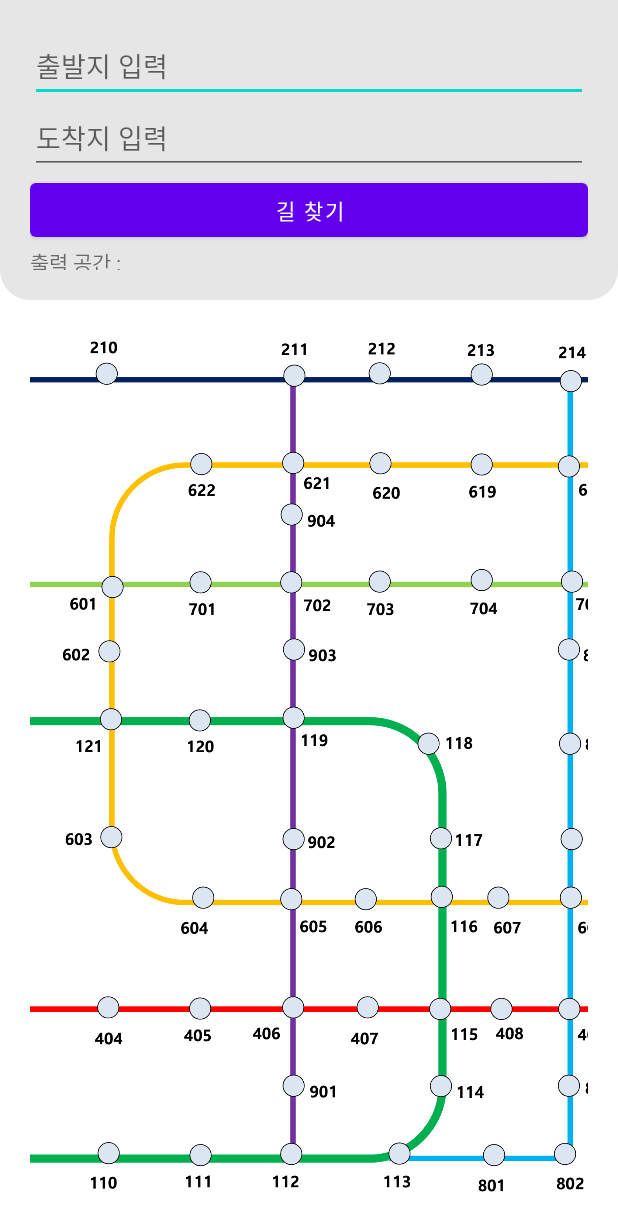
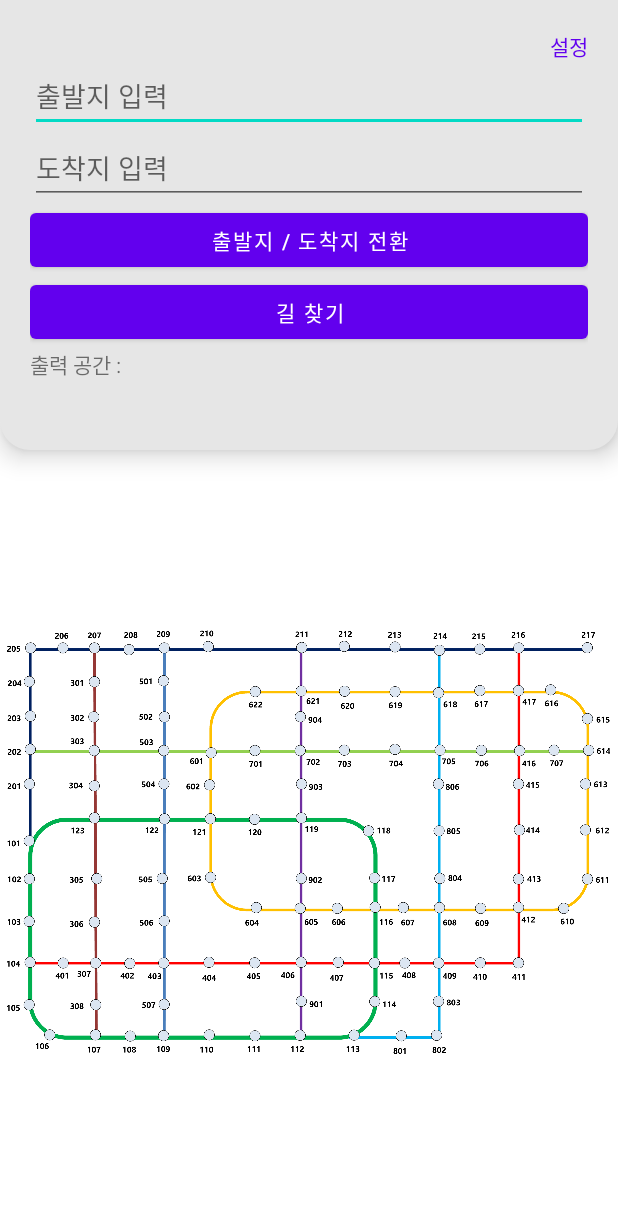
Before and after one commit to henryseo1000/teamproject_1, an Android app: the screen it shows after launch (MainActivity), on a phone screen of 412 x 824 dp. Shown: the top 1231 px of the screen. Run offline under Robolectric (Android 15) with nearby library versions, the phone set to English and light mode, and no system bars; pictures from the network do not load.

Commit message:
이미지 터치 구현, 출발 도착 스왑, 설정

```diff
--- a/frontend/app/src/main/AndroidManifest.xml
+++ b/frontend/app/src/main/AndroidManifest.xml
@@ -40,7 +40,8 @@
         </activity>
         <activity
             android:name=".activity.FindPathActivity"
-            android:exported="false" />
+            android:exported="false"
+            android:theme="@style/Theme.MJUSubwayStation_FE.NoActionBar"/>
     </application>
 
 </manifest>
--- a/frontend/app/src/main/java/com/example/mjusubwaystation_fe/activity/MainActivity.java
+++ b/frontend/app/src/main/java/com/example/mjusubwaystation_fe/activity/MainActivity.java
@@ -17,14 +17,13 @@ import androidx.annotation.NonNull;
 import androidx.appcompat.app.AlertDialog;
 import androidx.appcompat.app.AppCompatActivity;
 
-import android.os.Handler;
 import android.util.Log;
-import android.view.MotionEvent;
 import android.view.View;
 
 import androidx.core.app.NotificationCompat;
 import androidx.core.content.ContextCompat;
 
+import android.widget.ImageView;
 import android.widget.TextView;
 import android.widget.Button;
 import android.widget.EditText;
@@ -32,7 +31,9 @@ import android.widget.EditText;
 import com.example.mjusubwaystation_fe.service.RetrofitInterface;
 import com.example.mjusubwaystation_fe.service.RouteDTO;
 import com.example.mjusubwaystation_fe.service.TestDTO;
+import com.github.chrisbanes.photoview.OnPhotoTapListener;
 import com.github.chrisbanes.photoview.PhotoView;
+import com.github.chrisbanes.photoview.PhotoViewAttacher;
 
 import retrofit2.Call;
 import retrofit2.Callback;
@@ -46,6 +47,7 @@ public class MainActivity extends AppCompatActivity {
     private TextView output;
     public EditText startpoint_input, destination_input;
     public Button find_path;
+    public Button swap_path;
     //public Button btn;
     public static String startpoint, destination;
     public static Call<TestDTO> call2;
@@ -62,17 +64,19 @@ public class MainActivity extends AppCompatActivity {
         photoView.setImageResource(R.drawable.image4);
 
         Retrofit retrofit = new Retrofit.Builder()
-                .baseUrl("http://10.0.2.2:8000/")
+                .baseUrl("http://43.202.63.57:8080/")
                 .addConverterFactory(GsonConverterFactory.create())
                 .build();
 
         RetrofitInterface service1 = retrofit.create(RetrofitInterface.class);
+        PhotoViewAttacher attacher = new PhotoViewAttacher(photoView);
 
         // 위젯에 대한 참조.
-        output = (TextView) findViewById(R.id.tv_outPut);
-        find_path = (Button) findViewById(R.id.btn_login);
-        startpoint_input = (EditText) findViewById(R.id.edit_email);
-        destination_input = (EditText) findViewById(R.id.edit_password);
+        output = (TextView) findViewById(R.id.output);
+        find_path = (Button) findViewById(R.id.find_path);
+        swap_path = (Button) findViewById(R.id.swap);
+        startpoint_input = (EditText) findViewById(R.id.edit_startpoint);
+        destination_input = (EditText) findViewById(R.id.edit_destination);
 
         int permission = ContextCompat.checkSelfPermission(this,
                 Manifest.permission.INTERNET);
@@ -100,9 +104,18 @@ public class MainActivity extends AppCompatActivity {
             public void onResponse(Call<RouteDTO> call, Response<RouteDTO> response) {
                 if(response.isSuccessful()){
                     result = response.body();
+                    Intent intent = new Intent(MainActivity.this, FindPathActivity.class);
+                    intent.putExtra("startpoint", result.getStart());
+                    intent.putExtra("destination", result.getEnd());
+                    intent.putExtra("time", result.getResult());
+                    startActivity(intent);
                     Log.d(TAG, "성공 : \n" + result.toString());
                 }
                 else{
+                    AlertDialog.Builder builder = new AlertDialog.Builder(MainActivity.this);
+                    builder.setMessage(startpoint + "또는 " + destination + "은(는) 노선도에 존재하지 않습니다. 노선도를 다시 확인해주세요.");
+                    builder.setTitle("잘못된 경로입니다!");
+                    builder.show();
                     Log.d(TAG, "실패 : \n");
                 }
             }
@@ -112,6 +125,17 @@ public class MainActivity extends AppCompatActivity {
                 Log.d(TAG, "onFailure : " + t.getMessage());
             }
         };
+
+        swap_path.setOnClickListener(new View.OnClickListener() {
+            @Override
+            public void onClick(View v) {
+                startpoint = startpoint_input.getText().toString();
+                destination = destination_input.getText().toString();
+
+                startpoint_input.setText(destination);
+                destination_input.setText(startpoint);
+            }
+        });
 
         find_path.setOnClickListener(new View.OnClickListener() {
             @Override
@@ -129,17 +153,6 @@ public class MainActivity extends AppCompatActivity {
                     end = Integer.parseInt(destination);
                     call = service1.getRouteData(start, end, "time", "16:30");
                     call.enqueue(fun);
-
-                    if (result != null) {
-                        Intent intent = new Intent(MainActivity.this, FindPathActivity.class);
-                        intent.putExtra("response", result.toString());
-                        startActivity(intent);
-                    } else if (!startpoint.equals("")) {
-                        AlertDialog.Builder builder = new AlertDialog.Builder(MainActivity.this);
-                        builder.setMessage(startpoint + "은(는) 노선도에 존재하지 않습니다!");
-                        builder.setTitle("잘못된 경로입니다!");
-                        builder.show();
-                    }
                 }
                 catch(Exception e) {
                     AlertDialog.Builder builder = new AlertDialog.Builder(MainActivity.this);
@@ -150,7 +163,23 @@ public class MainActivity extends AppCompatActivity {
             }
         });
 
-        photoView.setOnTouchListener(new View.OnTouchListener() {
+        attacher.setOnPhotoTapListener(new OnPhotoTapListener() {
+            private void printString(String s) {
+                //좌표 출력
+                output.setText(s); //한 줄씩 추가
+            }
+            @Override
+            public void onPhotoTap(ImageView view, float x, float y) {
+                curX = x;  //눌린 곳의 X좌표
+                curY = y;  //눌린 곳의 Y좌표
+
+                printString("손가락 눌림 : " + curX + ", " + curY);
+                mOnPopupClick();
+
+            }
+        });
+
+        /*photoView.setOnTouchListener(new View.OnTouchListener() {
             public boolean onTouch(View v, MotionEvent event) {
                 int action = event.getAction();
                 curX = event.getX();  //눌린 곳의 X좌표
@@ -161,11 +190,11 @@ public class MainActivity extends AppCompatActivity {
                 } else if(action == event.ACTION_MOVE) {    //누르고 움직였을 때
                     printString("손가락 움직임 : " + curX + ", " + curY);
 
-                    /*ObjectAnimator smileX = ObjectAnimator.ofFloat(photoView, "translationX", previous_x, curX);
+                    ObjectAnimator smileX = ObjectAnimator.ofFloat(photoView, "translationX", previous_x, curX);
                     smileX.start();
 
                     ObjectAnimator smileY = ObjectAnimator.ofFloat(photoView, "translationY", previous_y, curY);
-                    smileY.start();*/
+                    smileY.start();
 
                 } else if(action == event.ACTION_UP) {    //누른걸 뗐을 때
                     printString("손가락 뗌 : " + curX + ", " + curY);
@@ -181,7 +210,7 @@ public class MainActivity extends AppCompatActivity {
                 output.setText(s); //한 줄씩 추가
             }
 
-        });
+        });*/
     }
 
     // 권한 체크 이후 로직
--- a/frontend/app/src/main/java/com/example/mjusubwaystation_fe/service/RetrofitInterface.java
+++ b/frontend/app/src/main/java/com/example/mjusubwaystation_fe/service/RetrofitInterface.java
@@ -2,6 +2,7 @@ package com.example.mjusubwaystation_fe.service;
 
 import retrofit2.Call;
 import retrofit2.http.GET;
+import retrofit2.http.POST;
 import retrofit2.http.Path;
 import retrofit2.http.Query;
 
@@ -15,5 +16,7 @@ public interface RetrofitInterface {
     Call<RouteDTO> getRouteData(@Query("start") int start, @Query("end") int end,
                                 @Query("type") String type, @Query("time") String time);
 
-
+    @POST("station/search") // 여기에는 실제 서버의 엔드포인트 경로를 넣어야 합니다.
+    Call<RouteDTO> getStationData(@Query("start") int start, @Query("end") int end,
+                                @Query("search_option") String search_option, @Query("start_time") String start_time);
 }
--- a/frontend/app/src/main/res/layout/activity_main.xml
+++ b/frontend/app/src/main/res/layout/activity_main.xml
@@ -14,34 +14,57 @@
 
         <LinearLayout
             android:layout_width="match_parent"
-            android:layout_height="200dp"
+            android:layout_height="300dp"
             android:orientation="vertical"
             android:padding="20dp"
+            android:elevation="10dp"
             android:background="@drawable/round">
+
+                <LinearLayout
+                    android:layout_width="match_parent"
+                    android:layout_height="20dp"
+                    android:orientation="horizontal">
+
+                    <TextView
+                        android:layout_width="match_parent"
+                        android:layout_height="wrap_content"
+                        android:gravity="center_vertical|right"
+                        android:text="설정"
+                        android:textColor="@color/design_default_color_primary"
+                        />
+
+                </LinearLayout>
 
             <EditText
                 android:layout_width="match_parent"
                 android:layout_height="wrap_content"
-                android:id="@+id/edit_email"
+                android:id="@+id/edit_startpoint"
                 android:hint="출발지 입력"
                 />
 
             <EditText
                 android:layout_width="match_parent"
                 android:layout_height="wrap_content"
-                android:id="@+id/edit_password"
+                android:id="@+id/edit_destination"
                 android:hint="도착지 입력"
                 />
 
             <Button
                 android:layout_width="match_parent"
                 android:layout_height="wrap_content"
+                android:text="출발지 / 도착지 전환"
+                android:id="@+id/swap"
+                />
+
+            <Button
+                android:layout_width="match_parent"
+                android:layout_height="wrap_content"
                 android:text="길 찾기"
-                android:id="@+id/btn_login"
+                android:id="@+id/find_path"
                 />
 
             <TextView
-                android:id="@+id/tv_outPut"
+                android:id="@+id/output"
                 android:layout_width="wrap_content"
                 android:layout_height="wrap_content"
                 android:text="출력 공간 : "
@@ -53,14 +76,13 @@
             android:layout_width="match_parent"
             android:layout_height="match_parent"
             android:orientation="vertical"
-            android:padding="20dp"
             android:background="#ffffff">
 
             <com.github.chrisbanes.photoview.PhotoView
                 android:id="@+id/photoView"
-                android:layout_width="match_parent"
+                android:layout_width="wrap_content"
                 android:layout_height="match_parent"
-                android:scaleType="centerCrop"/>
+                android:scaleType="centerCrop" />
 
         </LinearLayout>
 
```
Also changed, not shown: frontend/app/src/main/java/com/example/mjusubwaystation_fe/activity/FindPathActivity.java (+21 -2 lines), frontend/app/src/main/java/com/example/mjusubwaystation_fe/service/RouteDTO.java (+21 -1 lines), frontend/app/src/main/res/layout/activity_path_popup.xml (+14 -16 lines).
